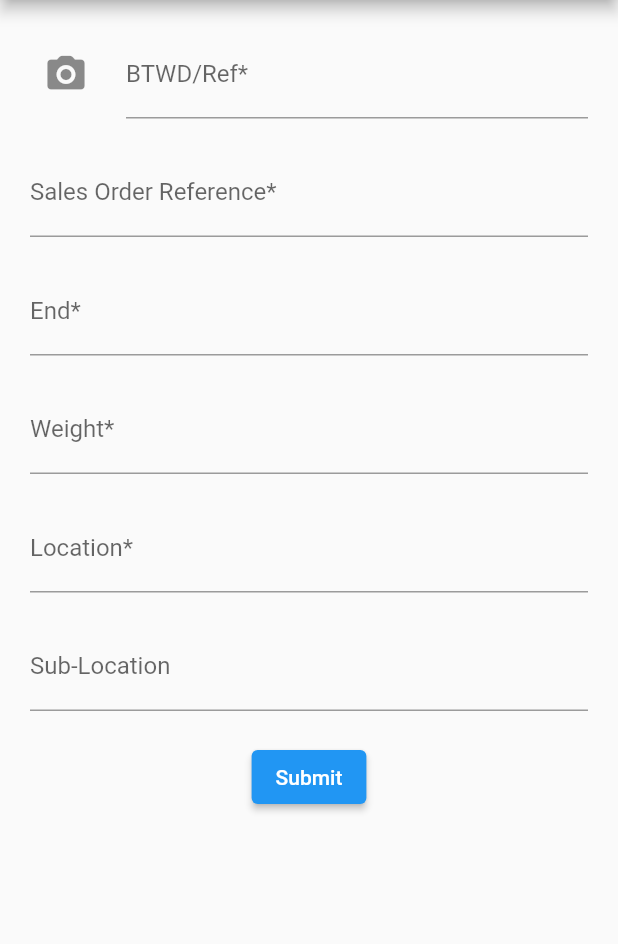
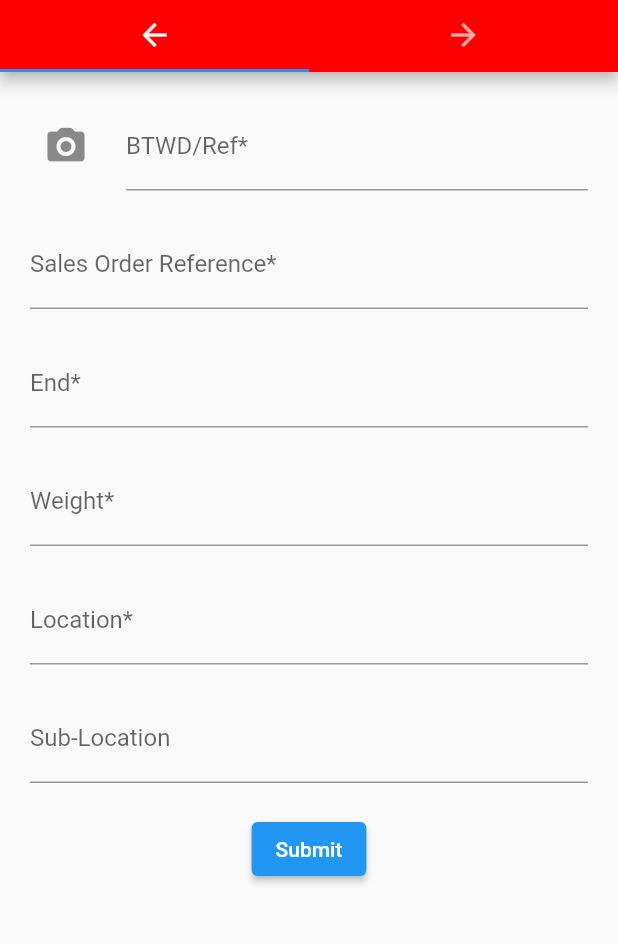
Before and after one commit to daniosr/LightningLogistics, a Flutter app: the screen it shows after launch, on a phone screen of 412 x 824 dp, the part 84-1028 px from its top. Run offline on Flutter 3.47's test engine with Material 2 defaults, Android fonts, the phone set to English and light mode, and no system bars; missing offline and left inert: flutter_barcode_scanner.

Commit message:
added tabs to the mobile app

```diff
--- a/MobileApp/lightninglogistics/lib/main.dart
+++ b/MobileApp/lightninglogistics/lib/main.dart
@@ -47,14 +47,24 @@ class _MyHomePageState extends State<MyHomePage> {
 
   Widget build(BuildContext context) {
     final node = FocusScope.of(context);
-    return Scaffold(
+    return MaterialApp(
+        home: DefaultTabController(
+            length: 2,
+            child: Scaffold(
                 appBar: AppBar(
                     title: Text("Lightning Logistics"),
                     backgroundColor: Color(0xFFFF0000),
                     bottomOpacity: 0.8,
                     centerTitle: true,
-      ),
-      body: Center(
+                    bottom: TabBar(
+                      tabs: [
+                        Tab(icon: Icon(Icons.arrow_back)),
+                        Tab(icon: Icon(Icons.arrow_forward)),
+                      ],
+                    )),
+                body: TabBarView(
+                  children: [
+                    Center(
                       child: Container(
                         padding: EdgeInsets.all(20),
                         child: ListView(
@@ -66,7 +76,8 @@ class _MyHomePageState extends State<MyHomePage> {
                                   children: [
                                     TextFormField(
                                         controller: txt,
-                          onEditingComplete: () => node.nextFocus(),
+                                        onEditingComplete: () =>
+                                            node.nextFocus(),
                                         decoration: InputDecoration(
                                           icon: IconButton(
                                             icon: Icon(
@@ -90,7 +101,8 @@ class _MyHomePageState extends State<MyHomePage> {
                                         }),
                                     Container(height: 20),
                                     TextFormField(
-                          onEditingComplete: () => node.nextFocus(),
+                                        onEditingComplete: () =>
+                                            node.nextFocus(),
                                         decoration: const InputDecoration(
                                           labelText: 'Sales Order Reference*',
                                         ),
@@ -168,20 +180,24 @@ class _MyHomePageState extends State<MyHomePage> {
                                     ElevatedButton(
                                       onPressed: () async {
                                         //if all validators return true
-                          if (_formKeyBTWD.currentState.validate()) {
+                                        if (_formKeyBTWD.currentState
+                                            .validate()) {
                                           //submit to database
                                           final body = {
                                             'BTWDRef': BTWD,
-                              'SalesOrderReference': SalesOrderReference,
+                                            'SalesOrderReference':
+                                                SalesOrderReference,
                                             'End': End,
                                             'Weight': Weight,
                                             'Location': Location,
                                             'Sublocation': SubLocation
                                           };
                                           await http
-                                .post('http://135.181.25.227/api/item',
+                                              .post(
+                                                  'http://135.181.25.227/api/item',
                                                   headers: <String, String>{
-                                      'Content-Type': 'application/json',
+                                                    'Content-Type':
+                                                        'application/json',
                                                     'Host': '135.181.25.227'
                                                   },
                                                   body: jsonEncode(body))
@@ -196,6 +212,8 @@ class _MyHomePageState extends State<MyHomePage> {
                         ),
                       ),
                     ),
-    );
+                    Icon(Icons.arrow_forward)
+                  ],
+                ))));
   }
 }
```
Also changed, not shown: 2 other files. Lines whose indentation alone changed are shown as unchanged.
